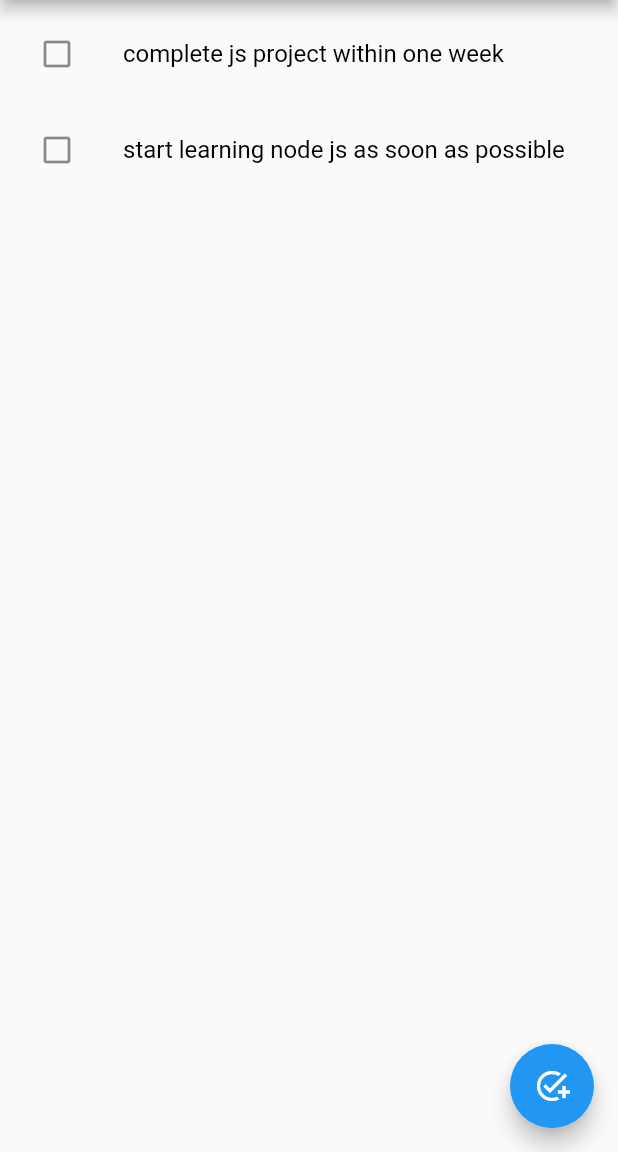
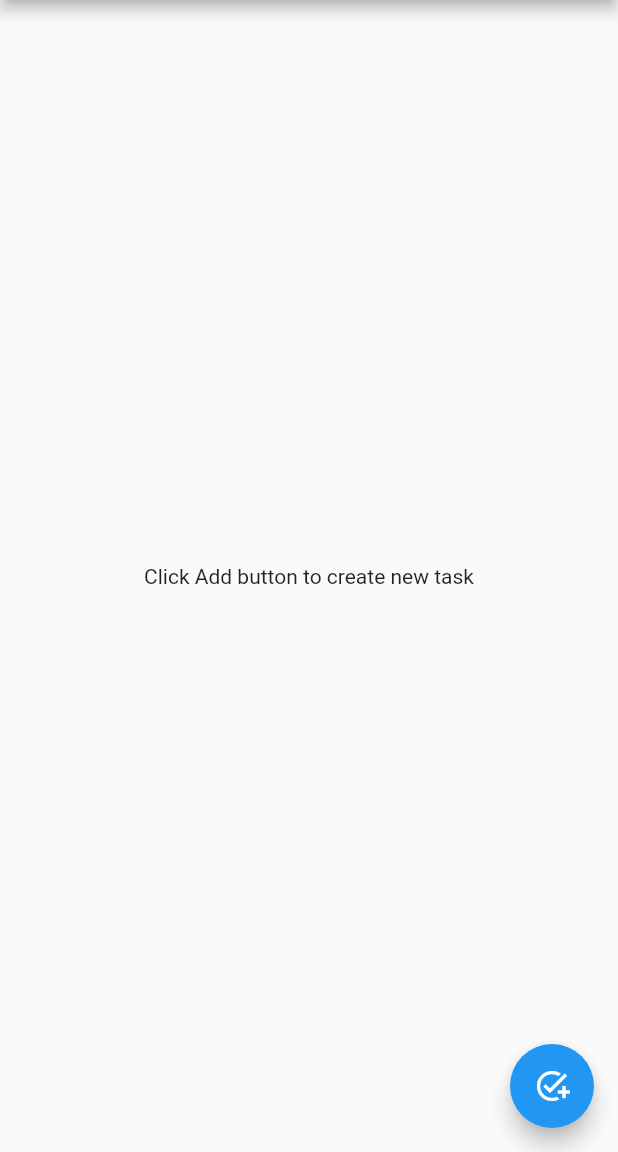
Before and after one commit to abin-ps/Todo-App, a Flutter app: the screen it shows after launch, on a phone screen of 412 x 824 dp, the part 84-1236 px from its top. Run offline on Flutter 3.47's test engine with Material 2 defaults, Android fonts, the phone set to English and light mode, and no system bars.

```diff
--- a/lib/pages/home.dart
+++ b/lib/pages/home.dart
@@ -12,16 +12,6 @@ class Home extends StatefulWidget {
 class _HomeState extends State<Home> {
   TextEditingController _TaskController = TextEditingController();
   List<Map> _taskList = [
-    {
-      "title": "complete js project within one week",
-      "doneTaskFlag": false,
-      "editTaskFlag": false,
-    },
-    {
-      "title": "start learning node js as soon as possible",
-      "doneTaskFlag": false,
-      "editTaskFlag": false,
-    },
   ];
   bool _doneTask = false;
 
@@ -44,7 +34,7 @@ class _HomeState extends State<Home> {
 
 // * build list of tasks
   Widget _buildTodoList() {
-    return _taskList != null? ListView.builder(
+    return _taskList.isNotEmpty? ListView.builder(
       itemCount: _taskList.length,
       itemBuilder: (context, index) {
         return Padding(
@@ -80,7 +70,7 @@ class _HomeState extends State<Home> {
           ),
         );
       },
-    ) : Center(child: Text("Click Add button to create new task"));
+    ) : const Center(child: Text("Click Add button to create new task"));
   }
 
 //* create new task
```
